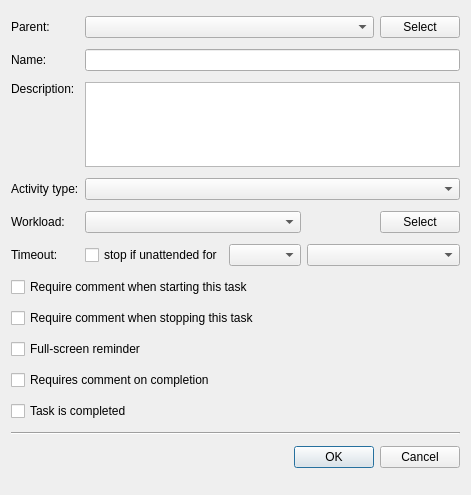
The window that Src.QT/tt3-gui/CreatePublicTaskDialog.ui (akapustiatyahoocouk/TimeTracker3) describes before a commit, drawn with Qt 5.
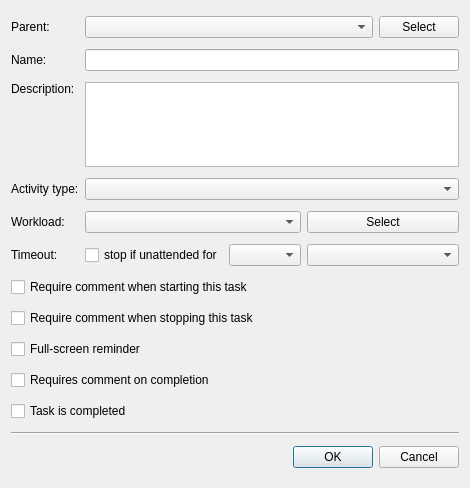
The same window after the commit. Icons and pictures are not drawn.

Diff of the .ui file:
```diff
--- a/Src.QT/tt3-gui/CreatePublicTaskDialog.ui
+++ b/Src.QT/tt3-gui/CreatePublicTaskDialog.ui
@@ -6,8 +6,8 @@
    <rect>
     <x>0</x>
     <y>0</y>
-    <width>471</width>
-    <height>495</height>
+    <width>470</width>
+    <height>488</height>
    </rect>
   </property>
   <property name="windowTitle">
@@ -138,17 +138,6 @@
    <item row="3" column="1" colspan="4">
     <widget class="QComboBox" name="activityTypeComboBox"/>
    </item>
-   <item row="4" column="4">
-    <widget class="QPushButton" name="selectWorkloadPushButton">
-     <property name="text">
-      <string>Select</string>
-     </property>
-     <property name="icon">
-      <iconset resource="tt3-gui.qrc">
-       <normaloff>:/tt3-gui/Resources/Images/Actions/ViewWorkStreamSmall.png</normaloff>:/tt3-gui/Resources/Images/Actions/ViewWorkStreamSmall.png</iconset>
-     </property>
-    </widget>
-   </item>
    <item row="2" column="0">
     <widget class="QLabel" name="descriptionLabel">
      <property name="text">
@@ -178,6 +167,17 @@
    <item row="4" column="1" colspan="2">
     <widget class="QComboBox" name="workloadComboBox"/>
    </item>
+   <item row="4" column="3" colspan="2">
+    <widget class="QPushButton" name="selectWorkloadPushButton">
+     <property name="text">
+      <string>Select</string>
+     </property>
+     <property name="icon">
+      <iconset resource="tt3-gui.qrc">
+       <normaloff>:/tt3-gui/Resources/Images/Actions/ViewWorkStreamSmall.png</normaloff>:/tt3-gui/Resources/Images/Actions/ViewWorkStreamSmall.png</iconset>
+     </property>
+    </widget>
+   </item>
   </layout>
  </widget>
  <tabstops>
```
